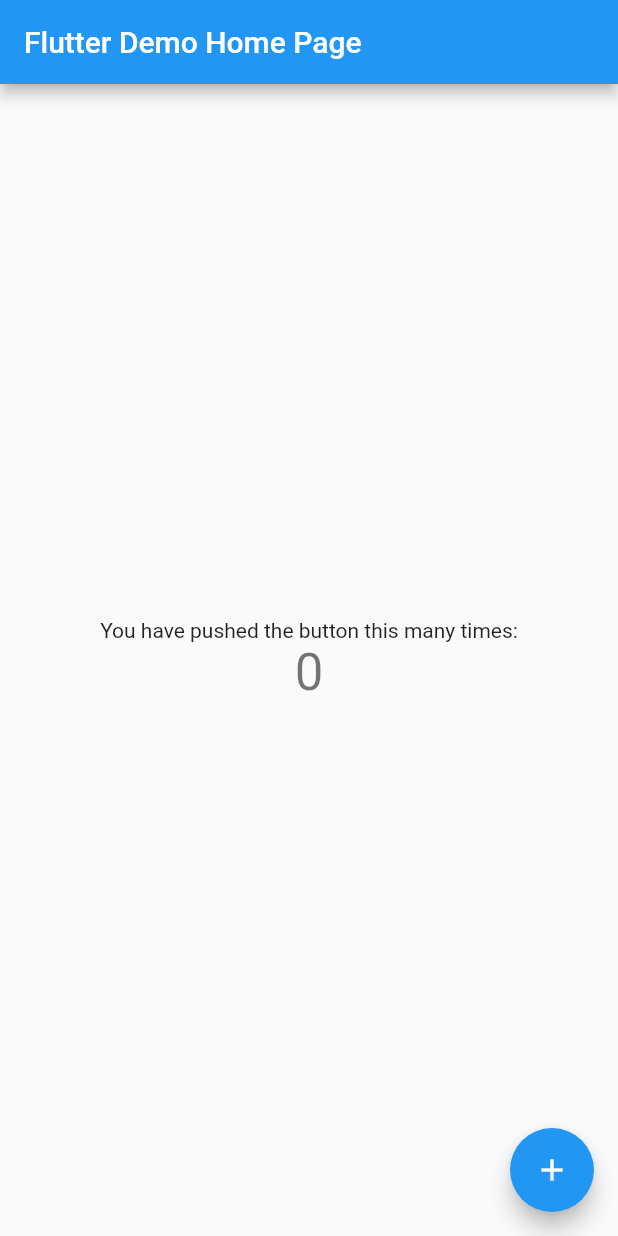
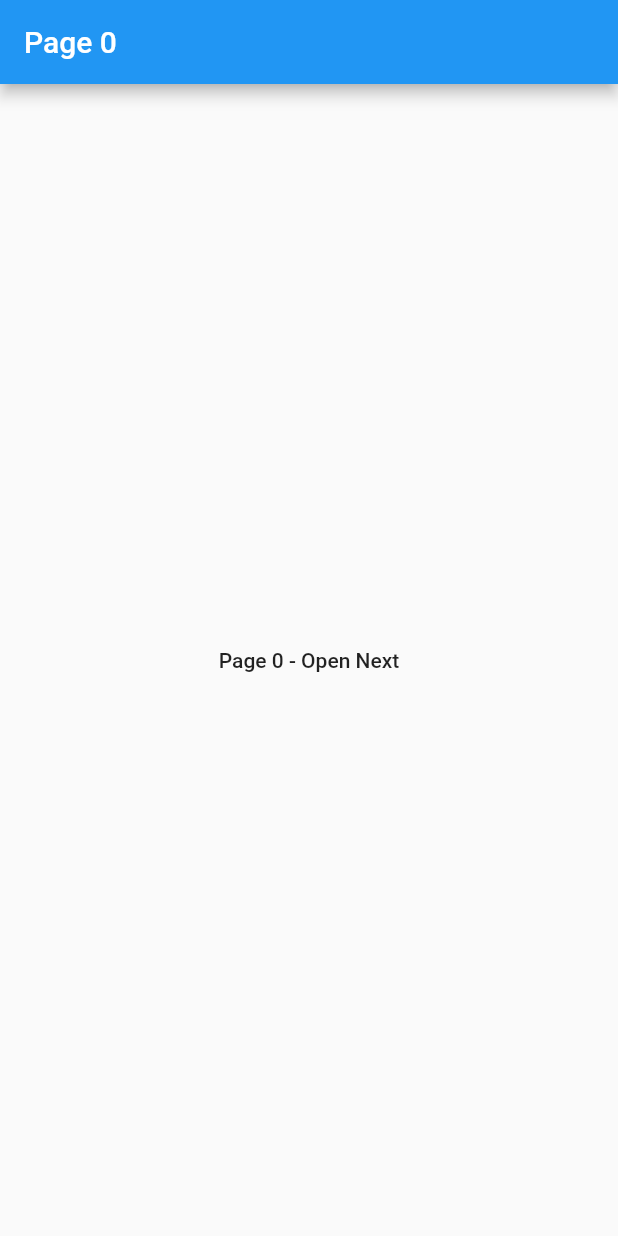
Before and after one commit to hpoul/flutter_issue_backbutton, a Flutter app: the screen it shows after launch, on a phone screen of 412 x 824 dp. Run offline on Flutter 3.47's test engine with Material 2 defaults, Android fonts, the light colour scheme and no system bars.

Commit message:
reproduce problem

```diff
--- a/lib/main.dart
+++ b/lib/main.dart
@@ -11,107 +11,135 @@
     return MaterialApp(
       title: 'Flutter Demo',
       theme: ThemeData(
-        // This is the theme of your application.
-        //
-        // Try running your application with "flutter run". You'll see the
-        // application has a blue toolbar. Then, without quitting the app, try
-        // changing the primarySwatch below to Colors.green and then invoke
-        // "hot reload" (press "r" in the console where you ran "flutter run",
-        // or simply save your changes to "hot reload" in a Flutter IDE).
-        // Notice that the counter didn't reset back to zero; the application
-        // is not restarted.
         primarySwatch: Colors.blue,
-        // This makes the visual density adapt to the platform that you run
-        // the app on. For desktop platforms, the controls will be smaller and
-        // closer together (more dense) than on mobile platforms.
         visualDensity: VisualDensity.adaptivePlatformDensity,
       ),
-      home: MyHomePage(title: 'Flutter Demo Home Page'),
+      home: TestScaffold(),
     );
   }
 }
 
-class MyHomePage extends StatefulWidget {
-  MyHomePage({Key key, this.title}) : super(key: key);
+class TestScaffold extends StatelessWidget {
+  @override
+  Widget build(BuildContext context) {
+    // return KeyboardHandler(
+    //   child: ExampleWidget(
+    //     index: 0,
+    //   ),
+    // );
+    return KeyboardHandler(
+      child: BackButtonNavigatorDelegate(onGenerateRoute: (settings) {
+        print('onGenerateRoute $settings');
+        return MaterialPageRoute(
+            builder: (context) => ExampleWidget(
+                  index: 0,
+                ));
+      }),
+    );
+  }
+}
 
-  // This widget is the home page of your application. It is stateful, meaning
-  // that it has a State object (defined below) that contains fields that affect
-  // how it looks.
-
-  // This class is the configuration for the state. It holds the values (in this
-  // case the title) provided by the parent (in this case the App widget) and
-  // used by the build method of the State. Fields in a Widget subclass are
-  // always marked "final".
-
-  final String title;
+class ExampleWidget extends StatelessWidget {
+  const ExampleWidget({Key key, this.index}) : super(key: key);
+  final int index;
 
   @override
-  _MyHomePageState createState() => _MyHomePageState();
+  Widget build(BuildContext context) {
+    return Scaffold(
+      appBar: AppBar(
+        title: Text('Page $index'),
+      ),
+      body: Center(
+        child: FlatButton(
+          child: Text('Page $index - Open Next'),
+          onPressed: () {
+            Navigator.of(context).push(MaterialPageRoute(
+                builder: (context) => ExampleWidget(
+                      index: index + 1,
+                    )));
+          },
+        ),
+      ),
+    );
+  }
 }
 
-class _MyHomePageState extends State<MyHomePage> {
-  int _counter = 0;
+/// Wraps a navigator to send pop signals from the parent navigator to the child navigator.
+class BackButtonNavigatorDelegate extends StatefulWidget {
+  const BackButtonNavigatorDelegate({
+    Key key,
+    @required this.onGenerateRoute,
+  }) : super(key: key);
 
-  void _incrementCounter() {
-    setState(() {
-      // This call to setState tells the Flutter framework that something has
-      // changed in this State, which causes it to rerun the build method below
-      // so that the display can reflect the updated values. If we changed
-      // _counter without calling setState(), then the build method would not be
-      // called again, and so nothing would appear to happen.
-      _counter++;
-    });
+  /// Called to generate a route for a given [RouteSettings].
+  final RouteFactory onGenerateRoute;
+
+  @override
+  _BackButtonNavigatorDelegateState createState() =>
+      _BackButtonNavigatorDelegateState();
+}
+
+class _BackButtonNavigatorDelegateState
+    extends State<BackButtonNavigatorDelegate> {
+  final GlobalKey<NavigatorState> _navigatorKey = GlobalKey<NavigatorState>();
+
+  @override
+  Widget build(BuildContext context) {
+    return WillPopScope(
+      onWillPop: () async {
+        print('onWillPop...');
+        return !await _navigatorKey.currentState.maybePop();
+      },
+      child: Navigator(
+        key: _navigatorKey,
+        onGenerateRoute: widget.onGenerateRoute,
+      ),
+    );
+  }
+}
+
+class KeyboardHandler extends StatefulWidget {
+  const KeyboardHandler({Key key, this.child}) : super(key: key);
+
+  final Widget child;
+
+  @override
+  _KeyboardHandlerState createState() => _KeyboardHandlerState();
+}
+
+class _KeyboardHandlerState extends State<KeyboardHandler> {
+  final FocusNode _focusNode = FocusNode(
+    debugLabel: 'AuthPassKeyboardFocus',
+    onKey: (focusNode, rawKeyEvent) {
+//      _logger.info('got onKey: ($focusNode) $rawKeyEvent');
+      print('onKey $focusNode, $rawKeyEvent');
+      return true;
+    },
+  );
+
+  @override
+  void initState() {
+    super.initState();
+  }
+
+  @override
+  void didChangeDependencies() {
+    super.didChangeDependencies();
   }
 
   @override
   Widget build(BuildContext context) {
-    // This method is rerun every time setState is called, for instance as done
-    // by the _incrementCounter method above.
-    //
-    // The Flutter framework has been optimized to make rerunning build methods
-    // fast, so that you can just rebuild anything that needs updating rather
-    // than having to individually change instances of widgets.
-    return Scaffold(
-      appBar: AppBar(
-        // Here we take the value from the MyHomePage object that was created by
-        // the App.build method, and use it to set our appbar title.
-        title: Text(widget.title),
-      ),
-      body: Center(
-        // Center is a layout widget. It takes a single child and positions it
-        // in the middle of the parent.
-        child: Column(
-          // Column is also a layout widget. It takes a list of children and
-          // arranges them vertically. By default, it sizes itself to fit its
-          // children horizontally, and tries to be as tall as its parent.
-          //
-          // Invoke "debug painting" (press "p" in the console, choose the
-          // "Toggle Debug Paint" action from the Flutter Inspector in Android
-          // Studio, or the "Toggle Debug Paint" command in Visual Studio Code)
-          // to see the wireframe for each widget.
-          //
-          // Column has various properties to control how it sizes itself and
-          // how it positions its children. Here we use mainAxisAlignment to
-          // center the children vertically; the main axis here is the vertical
-          // axis because Columns are vertical (the cross axis would be
-          // horizontal).
-          mainAxisAlignment: MainAxisAlignment.center,
-          children: <Widget>[
-            Text(
-              'You have pushed the button this many times:',
-            ),
-            Text(
-              '$_counter',
-              style: Theme.of(context).textTheme.headline4,
-            ),
-          ],
-        ),
-      ),
-      floatingActionButton: FloatingActionButton(
-        onPressed: _incrementCounter,
-        tooltip: 'Increment',
-        child: Icon(Icons.add),
-      ), // This trailing comma makes auto-formatting nicer for build methods.
+    return RawKeyboardListener(
+      focusNode: _focusNode,
+      onKey: (key) {
+        print('OnKey $key');
+      },
+      child: widget.child,
     );
   }
+
+  @override
+  void dispose() {
+    super.dispose();
+  }
 }
```
Also changed, not shown: pubspec.lock, 1 other file.
